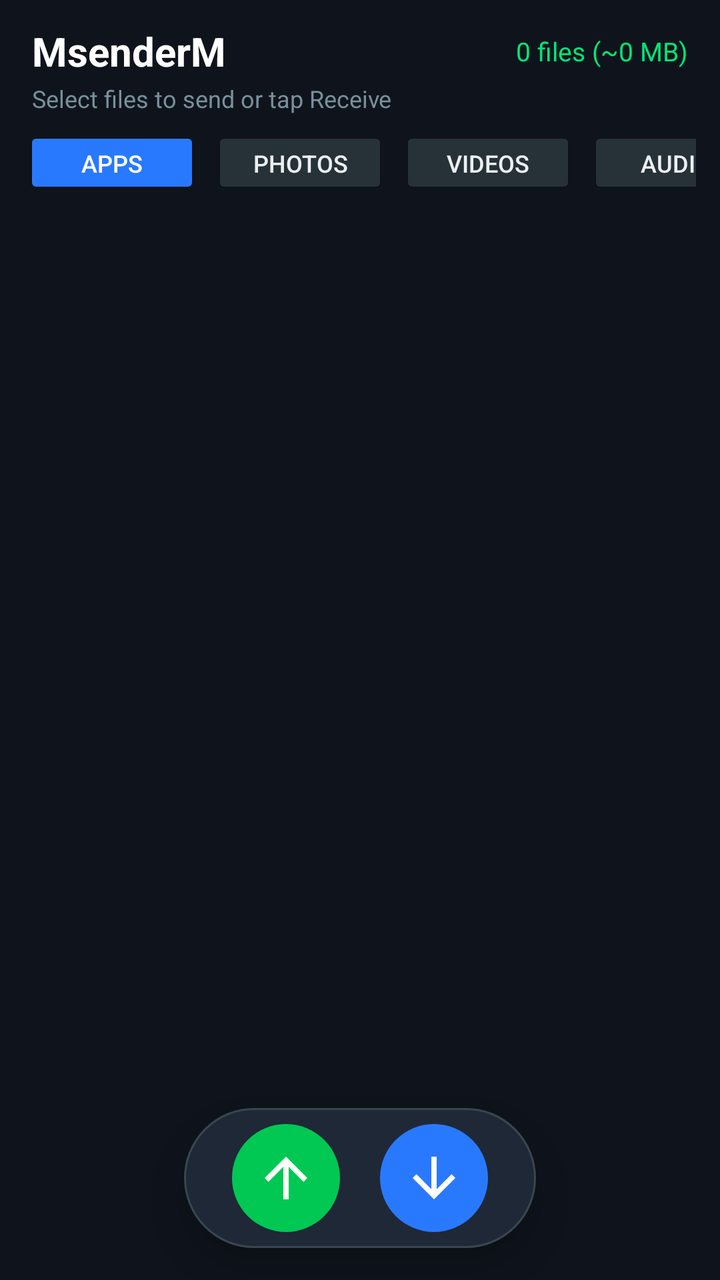
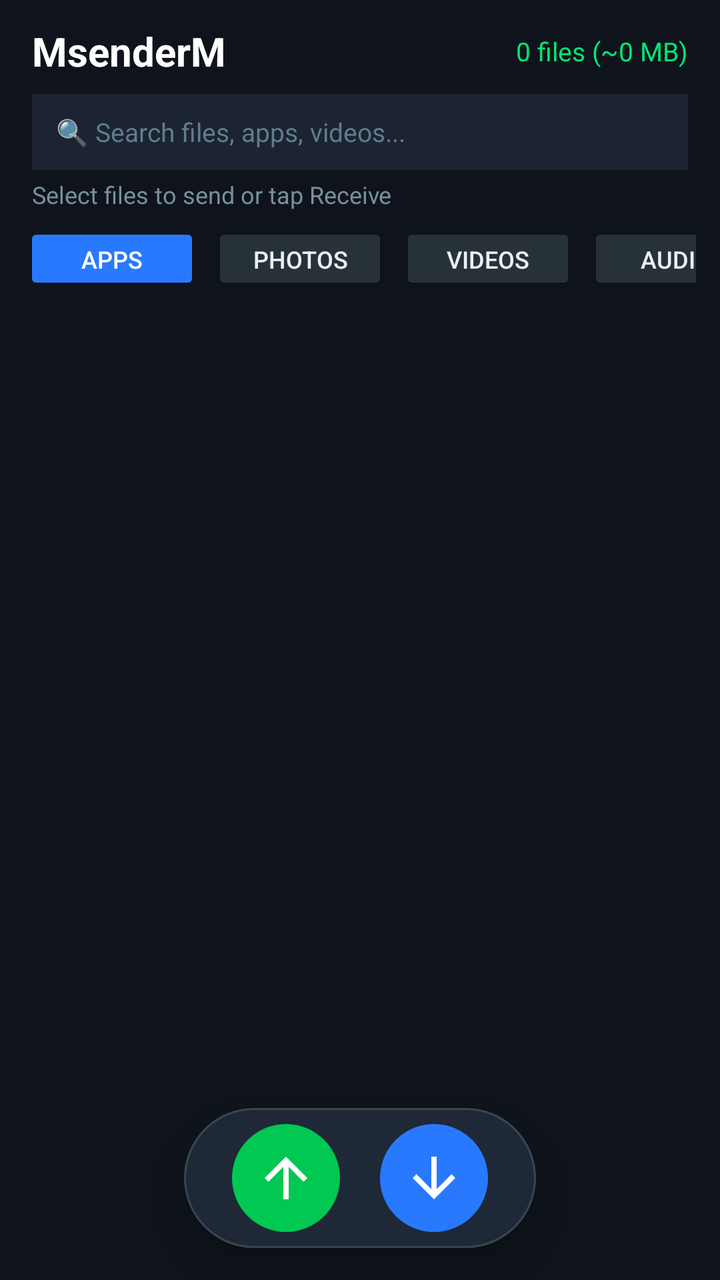

Compare the two renders of this Android layout. The source of the first and the diff that turns it into the second are given below.
<!-- AndroidManifest.xml: application theme Theme.AppCompat.Light.NoActionBar -->
<!-- res/layout/activity_main.xml -->
<?xml version="1.0" encoding="utf-8"?>
<RelativeLayout xmlns:android="http://schemas.android.com/apk/res/android"
    android:layout_width="match_parent"
    android:layout_height="match_parent"
    android:background="#0F141C">

    
    <LinearLayout
        android:id="@+id/topBar"
        android:layout_width="match_parent"
        android:layout_height="wrap_content"
        android:orientation="vertical"
        android:paddingStart="16dp"
        android:paddingEnd="16dp"
        android:paddingTop="12dp"
        android:paddingBottom="6dp">

        <RelativeLayout
            android:layout_width="match_parent"
            android:layout_height="wrap_content">

            <TextView
                android:id="@+id/tvAppTitle"
                android:layout_width="wrap_content"
                android:layout_height="wrap_content"
                android:text="MsenderM"
                android:textColor="#FFFFFF"
                android:textSize="20sp"
                android:textStyle="bold" />

            <TextView
                android:id="@+id/tvSelectedCount"
                android:layout_width="wrap_content"
                android:layout_height="wrap_content"
                android:layout_alignParentEnd="true"
                android:layout_centerVertical="true"
                android:text="0 files (~0 MB)"
                android:textColor="#00E676"
                android:textSize="13sp" />
        </RelativeLayout>

        <TextView
            android:id="@+id/tvStatus"
            android:layout_width="match_parent"
            android:layout_height="wrap_content"
            android:text="Select files to send or tap Receive"
            android:textColor="#78909C"
            android:textSize="12sp"
            android:layout_marginTop="2dp" />
    </LinearLayout>

    
    <HorizontalScrollView
        android:id="@+id/tabScroll"
        android:layout_width="match_parent"
        android:layout_height="wrap_content"
        android:layout_below="@id/topBar"
        android:scrollbars="none"
        android:paddingStart="12dp"
        android:paddingEnd="12dp"
        android:layout_marginBottom="6dp">

        <LinearLayout
            android:layout_width="wrap_content"
            android:layout_height="wrap_content"
            android:orientation="horizontal">

            <Button
                android:id="@+id/tabApps"
                android:layout_width="wrap_content"
                android:layout_height="36dp"
                android:text="APPS"
                android:textSize="12sp"
                android:textColor="#FFFFFF"
                android:backgroundTint="#2979FF"
                android:layout_marginEnd="6dp" />

            <Button
                android:id="@+id/tabImages"
                android:layout_width="wrap_content"
                android:layout_height="36dp"
                android:text="PHOTOS"
                android:textSize="12sp"
                android:textColor="#ECEFF1"
                android:backgroundTint="#263238"
                android:layout_marginEnd="6dp" />

            <Button
                android:id="@+id/tabVideos"
                android:layout_width="wrap_content"
                android:layout_height="36dp"
                android:text="VIDEOS"
                android:textSize="12sp"
                android:textColor="#ECEFF1"
                android:backgroundTint="#263238"
                android:layout_marginEnd="6dp" />

            <Button
                android:id="@+id/tabAudio"
                android:layout_width="wrap_content"
                android:layout_height="36dp"
                android:text="AUDIO"
                android:textSize="12sp"
                android:textColor="#ECEFF1"
                android:backgroundTint="#263238"
                android:layout_marginEnd="6dp" />

            <Button
                android:id="@+id/tabDocs"
                android:layout_width="wrap_content"
                android:layout_height="36dp"
                android:text="DOCS"
                android:textSize="12sp"
                android:textColor="#ECEFF1"
                android:backgroundTint="#263238" />
        </LinearLayout>
    </HorizontalScrollView>

    
    <LinearLayout
        android:id="@+id/progressContainer"
        android:layout_width="match_parent"
        android:layout_height="wrap_content"
        android:layout_below="@id/tabScroll"
        android:orientation="vertical"
        android:background="#1C2333"
        android:padding="12dp"
        android:layout_margin="12dp"
        android:visibility="gone">

        <TextView
            android:id="@+id/tvCurrentTransferFile"
            android:layout_width="match_parent"
            android:layout_height="wrap_content"
            android:text="Sending..."
            android:textColor="#FFFFFF"
            android:textSize="13sp"
            android:singleLine="true" />

        <ProgressBar
            android:id="@+id/transferProgressBar"
            style="@android:style/Widget.ProgressBar.Horizontal"
            android:layout_width="match_parent"
            android:layout_height="6dp"
            android:layout_marginTop="6dp"
            android:layout_marginBottom="6dp" />

        <RelativeLayout
            android:layout_width="match_parent"
            android:layout_height="wrap_content">

            <TextView
                android:id="@+id/tvTransferSpeed"
                android:layout_width="wrap_content"
                android:layout_height="wrap_content"
                android:text="0.0 MB/s"
                android:textColor="#90CAF9"
                android:textSize="12sp" />

            <TextView
                android:id="@+id/tvTransferPercent"
                android:layout_width="wrap_content"
                android:layout_height="wrap_content"
                android:layout_alignParentEnd="true"
                android:text="0%"
                android:textColor="#90CAF9"
                android:textSize="12sp" />
        </RelativeLayout>
    </LinearLayout>

    
    <GridView
        android:id="@+id/gvContent"
        android:layout_width="match_parent"
        android:layout_height="match_parent"
        android:layout_below="@id/progressContainer"
        android:layout_above="@id/bottomBar"
        android:numColumns="3"
        android:verticalSpacing="4dp"
        android:horizontalSpacing="4dp"
        android:padding="6dp"
        android:visibility="visible" />

    
    <ListView
        android:id="@+id/lvContent"
        android:layout_width="match_parent"
        android:layout_height="match_parent"
        android:layout_below="@id/progressContainer"
        android:layout_above="@id/bottomBar"
        android:divider="#1E2633"
        android:dividerHeight="1dp"
        android:visibility="gone" />

    
    <LinearLayout
        android:id="@+id/qrContainer"
        android:layout_width="wrap_content"
        android:layout_height="wrap_content"
        android:layout_centerInParent="true"
        android:orientation="vertical"
        android:gravity="center"
        android:background="#1C2333"
        android:padding="16dp"
        android:elevation="10dp"
        android:visibility="gone">

        <TextView
            android:id="@+id/tvQrTitle"
            android:layout_width="wrap_content"
            android:layout_height="wrap_content"
            android:text="Scan to Connect"
            android:textColor="#FFFFFF"
            android:textSize="14sp"
            android:layout_marginBottom="8dp" />

        <ImageView
            android:id="@+id/ivQrCode"
            android:layout_width="220dp"
            android:layout_height="220dp"
            android:background="#FFFFFF"
            android:padding="8dp" />

        <Button
            android:id="@+id/btnCloseQr"
            android:layout_width="wrap_content"
            android:layout_height="36dp"
            android:text="Close"
            android:textSize="11sp"
            android:textColor="#CFD8DC"
            android:backgroundTint="#37474F"
            android:layout_marginTop="8dp" />
    </LinearLayout>

    
    <LinearLayout
        android:id="@+id/bottomBar"
        android:layout_width="wrap_content"
        android:layout_height="wrap_content"
        android:layout_alignParentBottom="true"
        android:layout_centerHorizontal="true"
        android:orientation="horizontal"
        android:gravity="center"
        android:background="@drawable/bg_bottom_bar"
        android:paddingStart="24dp"
        android:paddingEnd="24dp"
        android:paddingTop="8dp"
        android:paddingBottom="8dp"
        android:layout_marginBottom="16dp"
        android:elevation="8dp">

        <ImageButton
            android:id="@+id/btnSend"
            android:layout_width="54dp"
            android:layout_height="54dp"
            android:src="@drawable/ic_send_arrow"
            android:background="@drawable/bg_circle_send"
            android:contentDescription="Send"
            android:layout_marginEnd="20dp" />

        <ImageButton
            android:id="@+id/btnReceive"
            android:layout_width="54dp"
            android:layout_height="54dp"
            android:src="@drawable/ic_receive_arrow"
            android:background="@drawable/bg_circle_receive"
            android:contentDescription="Receive" />
    </LinearLayout>

</RelativeLayout>
<!-- resources referenced by this layout -->
<resources>
  <!-- drawable bg_bottom_bar (drawable) -->
  <?xml version="1.0" encoding="utf-8"?>
  <shape xmlns:android="http://schemas.android.com/apk/res/android"
      android:shape="rectangle">
      <solid android:color="#1F2836" />
      <corners android:radius="36dp" />
      <stroke android:width="1dp" android:color="#37474F" />
  </shape>
  <!-- drawable bg_circle_receive (drawable) -->
  <?xml version="1.0" encoding="utf-8"?>
  <ripple xmlns:android="http://schemas.android.com/apk/res/android"
      android:color="#80FFFFFF">
      <item>
          <shape android:shape="oval">
              <solid android:color="#2979FF" />
              <size android:width="64dp" android:height="64dp" />
          </shape>
      </item>
  </ripple>
  <!-- drawable bg_circle_send (drawable) -->
  <?xml version="1.0" encoding="utf-8"?>
  <ripple xmlns:android="http://schemas.android.com/apk/res/android"
      android:color="#80FFFFFF">
      <item>
          <shape android:shape="oval">
              <solid android:color="#00C853" />
              <size android:width="64dp" android:height="64dp" />
          </shape>
      </item>
  </ripple>
  <!-- drawable ic_receive_arrow (drawable) -->
  <vector xmlns:android="http://schemas.android.com/apk/res/android"
      android:width="32dp"
      android:height="32dp"
      android:viewportWidth="24"
      android:viewportHeight="24">
    <path
        android:fillColor="#FFFFFFFF"
        android:pathData="M20,12l-1.41,-1.41L13,16.17V4h-2v12.17l-5.58,-5.59L4,12l8,8 8,-8z"/>
  </vector>
  <!-- drawable ic_send_arrow (drawable) -->
  <vector xmlns:android="http://schemas.android.com/apk/res/android"
      android:width="32dp"
      android:height="32dp"
      android:viewportWidth="24"
      android:viewportHeight="24">
    <path
        android:fillColor="#FFFFFFFF"
        android:pathData="M4,12l1.41,1.41L11,7.83V20h2V7.83l5.58,5.59L20,12l-8,-8 -8,8z"/>
  </vector>
</resources>

<!-- the commit's change to res/layout/activity_main.xml (unified diff, before → after) -->
@@ -39,6 +39,21 @@
                 android:textSize="13sp" />
         </RelativeLayout>
 
+        
+        <EditText
+            android:id="@+id/etFuzzySearch"
+            android:layout_width="match_parent"
+            android:layout_height="38dp"
+            android:layout_marginTop="8dp"
+            android:background="#1C2333"
+            android:hint="🔍 Search files, apps, videos..."
+            android:textColorHint="#607D8B"
+            android:textColor="#FFFFFF"
+            android:textSize="13sp"
+            android:paddingStart="12dp"
+            android:paddingEnd="12dp"
+            android:singleLine="true" />
+
         <TextView
             android:id="@+id/tvStatus"
             android:layout_width="match_parent"
@@ -46,7 +61,7 @@
             android:text="Select files to send or tap Receive"
             android:textColor="#78909C"
             android:textSize="12sp"
-            android:layout_marginTop="2dp" />
+            android:layout_marginTop="4dp" />
     </LinearLayout>
 
     
@@ -191,46 +206,6 @@
         android:divider="#1E2633"
         android:dividerHeight="1dp"
         android:visibility="gone" />
-
-    
-    <LinearLayout
-        android:id="@+id/qrContainer"
-        android:layout_width="wrap_content"
-        android:layout_height="wrap_content"
-        android:layout_centerInParent="true"
-        android:orientation="vertical"
-        android:gravity="center"
-        android:background="#1C2333"
-        android:padding="16dp"
-        android:elevation="10dp"
-        android:visibility="gone">
-
-        <TextView
-            android:id="@+id/tvQrTitle"
-            android:layout_width="wrap_content"
-            android:layout_height="wrap_content"
-            android:text="Scan to Connect"
-            android:textColor="#FFFFFF"
-            android:textSize="14sp"
-            android:layout_marginBottom="8dp" />
-
-        <ImageView
-            android:id="@+id/ivQrCode"
-            android:layout_width="220dp"
-            android:layout_height="220dp"
-            android:background="#FFFFFF"
-            android:padding="8dp" />
-
-        <Button
-            android:id="@+id/btnCloseQr"
-            android:layout_width="wrap_content"
-            android:layout_height="36dp"
-            android:text="Close"
-            android:textSize="11sp"
-            android:textColor="#CFD8DC"
-            android:backgroundTint="#37474F"
-            android:layout_marginTop="8dp" />
-    </LinearLayout>
 
     
     <LinearLayout
